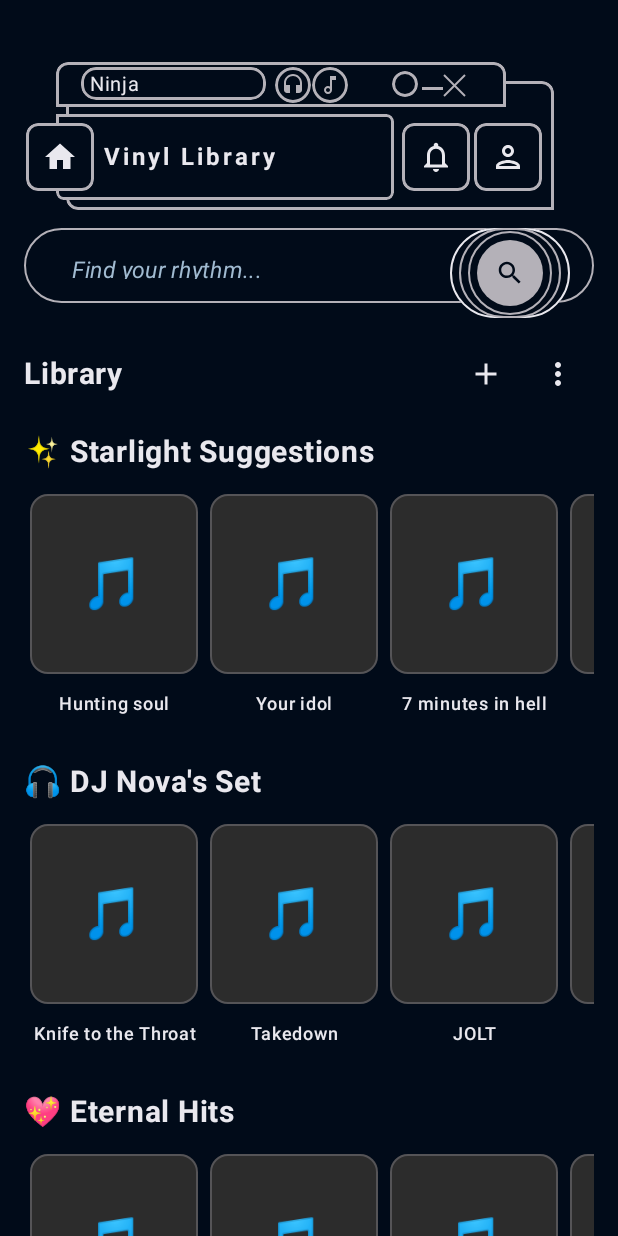
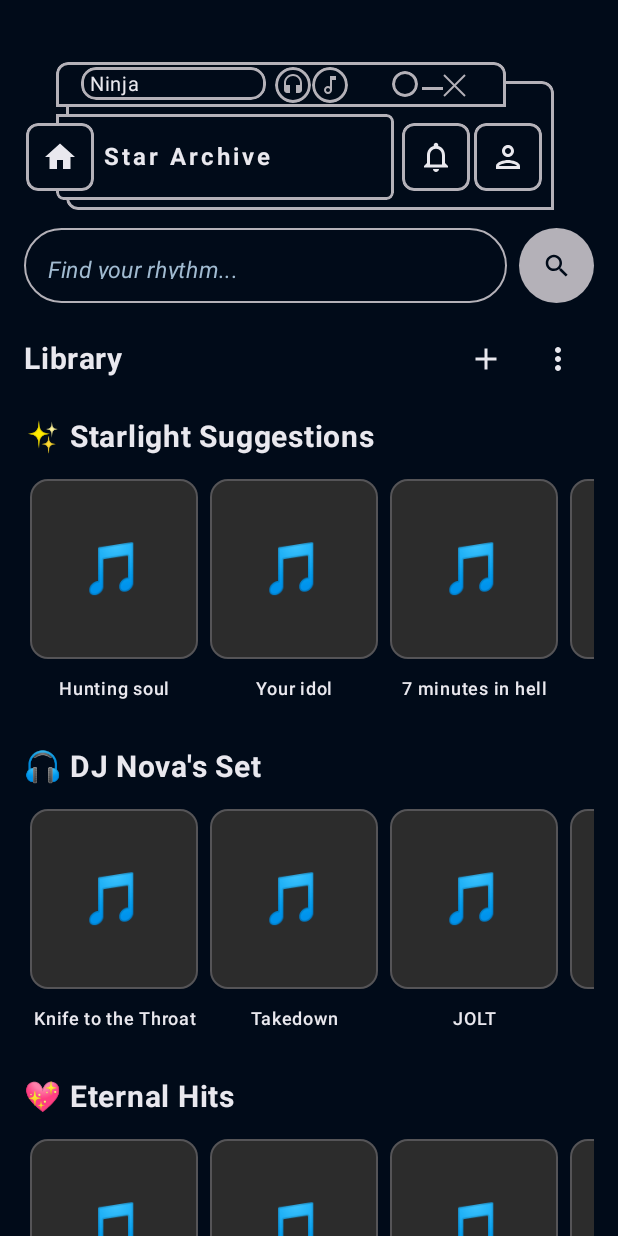
Before and after one commit to Jd-briceno/G22-Kotlin, an Android app built with Jetpack Compose: the composable LibraryScreen shown on its own in the app's theme, on a phone screen of 412 x 824 dp. Run offline under Robolectric (Android 15) with nearby library versions, the phone set to English and light mode, and no system bars.

Commit message:
adjust search bar from library view

```diff
--- a/app/src/main/java/com/g22/orbitsoundkotlin/ui/screens/LibraryScreen.kt
+++ b/app/src/main/java/com/g22/orbitsoundkotlin/ui/screens/LibraryScreen.kt
@@ -98,7 +98,7 @@ fun LibraryScreen(
             OrbitNavbar(
                 username = "Jay Walker",
                 title = "Ninja",
-                subtitle = "Vinyl Library",
+                subtitle = "Star Archive",
                 profilePainter = null
             )
         }
@@ -377,28 +377,13 @@ fun SearchBarComposable(
 ) {
     var query by remember { mutableStateOf("") }
 
-    Box(
+    Row(
         modifier = Modifier
             .fillMaxWidth()
-            .height(60.dp)
+            .height(50.dp),
+        verticalAlignment = Alignment.CenterVertically
     ) {
-        // Fondo de la barra de búsqueda
-        Box(
-            modifier = Modifier
-                .fillMaxWidth()
-                .height(50.dp)
-                .background(
-                    Color(0xFF010B19),
-                    RoundedCornerShape(25.dp)
-                )
-                .border(
-                    1.dp,
-                    Color(0xFFB4B1B8),
-                    RoundedCornerShape(25.dp)
-                )
-        )
-
-        // Campo de texto
+        // Campo de texto (sin el icono superpuesto)
         OutlinedTextField(
             value = query,
             onValueChange = {
@@ -414,17 +399,17 @@ fun SearchBarComposable(
                 )
             },
             modifier = Modifier
-                .fillMaxWidth()
-                .height(50.dp)
-                .padding(horizontal = 16.dp),
+                .weight(1f)
+                .height(50.dp),
             colors = OutlinedTextFieldDefaults.colors(
-                focusedBorderColor = Color.Transparent,
-                unfocusedBorderColor = Color.Transparent,
+                focusedBorderColor = Color(0xFFB4B1B8),
+                unfocusedBorderColor = Color(0xFFB4B1B8),
                 focusedTextColor = Color(0xFFE9E8EE),
                 unfocusedTextColor = Color(0xFFE9E8EE),
-                focusedContainerColor = Color.Transparent,
-                unfocusedContainerColor = Color.Transparent
+                focusedContainerColor = Color(0xFF010B19),
+                unfocusedContainerColor = Color(0xFF010B19)
             ),
+            shape = RoundedCornerShape(25.dp),
             textStyle = androidx.compose.ui.text.TextStyle(
                 fontSize = 15.sp,
                 fontFamily = androidx.compose.ui.text.font.FontFamily.Monospace,
@@ -432,54 +417,23 @@ fun SearchBarComposable(
             )
         )
 
-        // Icono de búsqueda con círculos concéntricos
+        Spacer(modifier = Modifier.width(8.dp))
+
+        // Icono de búsqueda separado (como en la primera imagen)
         Box(
             modifier = Modifier
-                .align(Alignment.CenterEnd)
-                .padding(end = 16.dp)
+                .size(50.dp)
+                .background(
+                    Color(0xFFB4B1B8),
+                    CircleShape
+                ),
+            contentAlignment = Alignment.Center
         ) {
-            // Círculos concéntricos
-            Box(
-                modifier = Modifier
-                    .size(80.dp)
-                    .background(
-                        Color(0xFF010B19),
-                        CircleShape
-                    )
-                    .border(1.dp, Color(0xFFE9E8EE), CircleShape)
-            )
-
-            Box(
-                modifier = Modifier
-                    .size(68.dp)
-                    .background(Color.Transparent, CircleShape)
-                    .border(1.dp, Color(0xFFB4B1B8), CircleShape)
-                    .align(Alignment.Center)
-            )
-
-            Box(
-                modifier = Modifier
-                    .size(56.dp)
-                    .background(Color.Transparent, CircleShape)
-                    .border(1.dp, Color(0xFFB4B1B8), CircleShape)
-                    .align(Alignment.Center)
-            )
-
-            Box(
-                modifier = Modifier
-                    .size(44.dp)
-                    .background(Color(0xFFB4B1B8), CircleShape)
-                    .align(Alignment.Center)
-            )
-
-            // Icono de lupa
             Icon(
                 imageVector = Icons.Default.Search,
                 contentDescription = "Search",
                 tint = Color(0xFF010B19),
-                modifier = Modifier
-                    .size(20.dp)
-                    .align(Alignment.Center)
+                modifier = Modifier.size(20.dp)
             )
         }
     }
```
